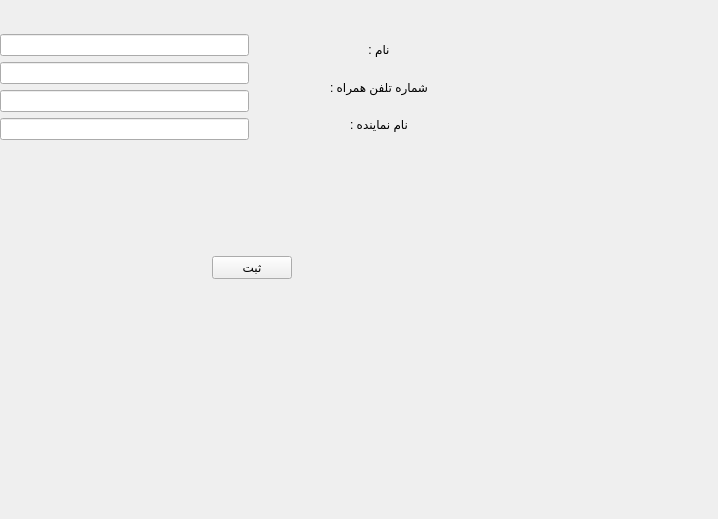
This is customerform.ui in kia-far/QtDBS as Qt 5 draws it before an edit. The edited form follows.
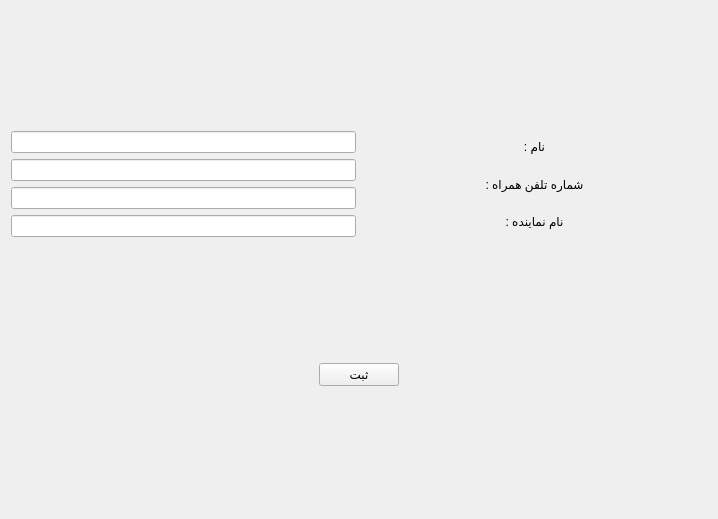
This is the edited form.

Patch:
```diff
--- a/customerform.ui
+++ b/customerform.ui
@@ -13,60 +13,8 @@
   <property name="windowTitle">
    <string>Form</string>
   </property>
-  <widget class="QWidget" name="layoutWidget">
-   <property name="geometry">
-    <rect>
-     <x>0</x>
-     <y>181</y>
-     <width>503</width>
-     <height>174</height>
-    </rect>
-   </property>
-   <layout class="QGridLayout" name="gridLayout_4">
-    <item row="0" column="0">
-     <spacer name="horizontalSpacer">
-      <property name="orientation">
-       <enum>Qt::Horizontal</enum>
-      </property>
-      <property name="sizeHint" stdset="0">
-       <size>
-        <width>40</width>
-        <height>20</height>
-       </size>
-      </property>
-     </spacer>
-    </item>
-    <item row="0" column="1">
-     <widget class="QPushButton" name="pushButton">
-      <property name="text">
-       <string>ثبت</string>
-      </property>
-     </widget>
-    </item>
-    <item row="0" column="2">
-     <spacer name="horizontalSpacer_2">
-      <property name="orientation">
-       <enum>Qt::Horizontal</enum>
-      </property>
-      <property name="sizeHint" stdset="0">
-       <size>
-        <width>40</width>
-        <height>20</height>
-       </size>
-      </property>
-     </spacer>
-    </item>
-   </layout>
-  </widget>
-  <widget class="QWidget" name="layoutWidget_2">
-   <property name="geometry">
-    <rect>
-     <x>0</x>
-     <y>0</y>
-     <width>503</width>
-     <height>174</height>
-    </rect>
-   </property>
+  <layout class="QVBoxLayout" name="verticalLayout">
+   <item>
    <layout class="QGridLayout" name="gridLayout_3">
     <item row="0" column="1">
      <layout class="QGridLayout" name="gridLayout_2">
@@ -156,7 +104,45 @@
      </layout>
     </item>
    </layout>
-  </widget>
+   </item>
+   <item>
+    <layout class="QGridLayout" name="gridLayout_4">
+     <item row="0" column="0">
+      <spacer name="horizontalSpacer">
+       <property name="orientation">
+        <enum>Qt::Horizontal</enum>
+       </property>
+       <property name="sizeHint" stdset="0">
+        <size>
+         <width>40</width>
+         <height>20</height>
+        </size>
+       </property>
+      </spacer>
+     </item>
+     <item row="0" column="1">
+      <widget class="QPushButton" name="pushButton">
+       <property name="text">
+        <string>ثبت</string>
+       </property>
+      </widget>
+     </item>
+     <item row="0" column="2">
+      <spacer name="horizontalSpacer_2">
+       <property name="orientation">
+        <enum>Qt::Horizontal</enum>
+       </property>
+       <property name="sizeHint" stdset="0">
+        <size>
+         <width>40</width>
+         <height>20</height>
+        </size>
+       </property>
+      </spacer>
+     </item>
+    </layout>
+   </item>
+  </layout>
  </widget>
  <resources/>
  <connections/>
```
Lines whose indentation alone changed are shown as unchanged.
